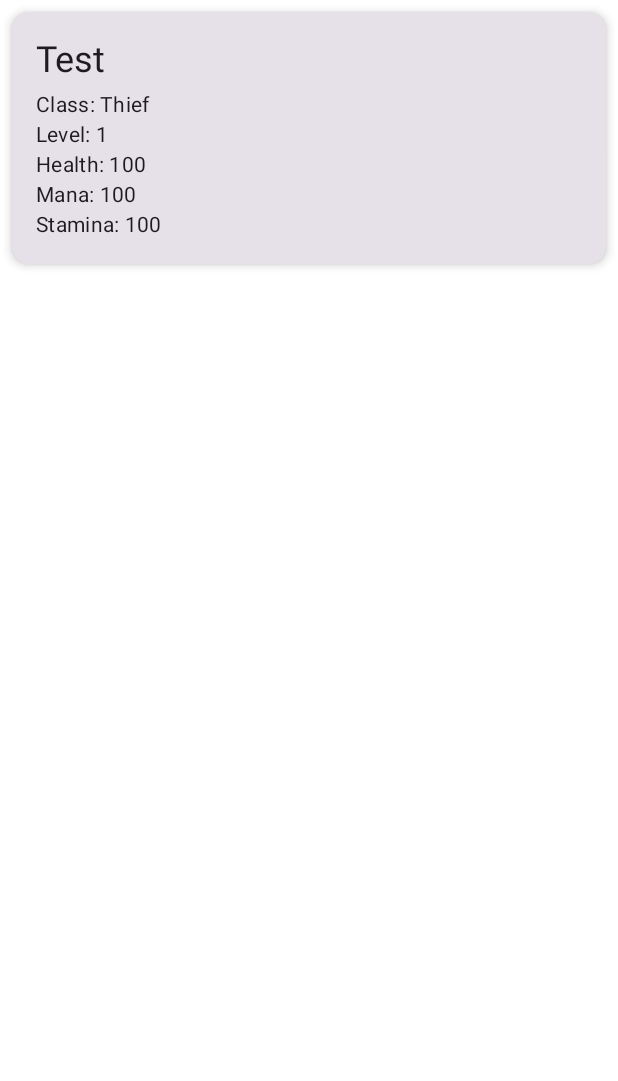
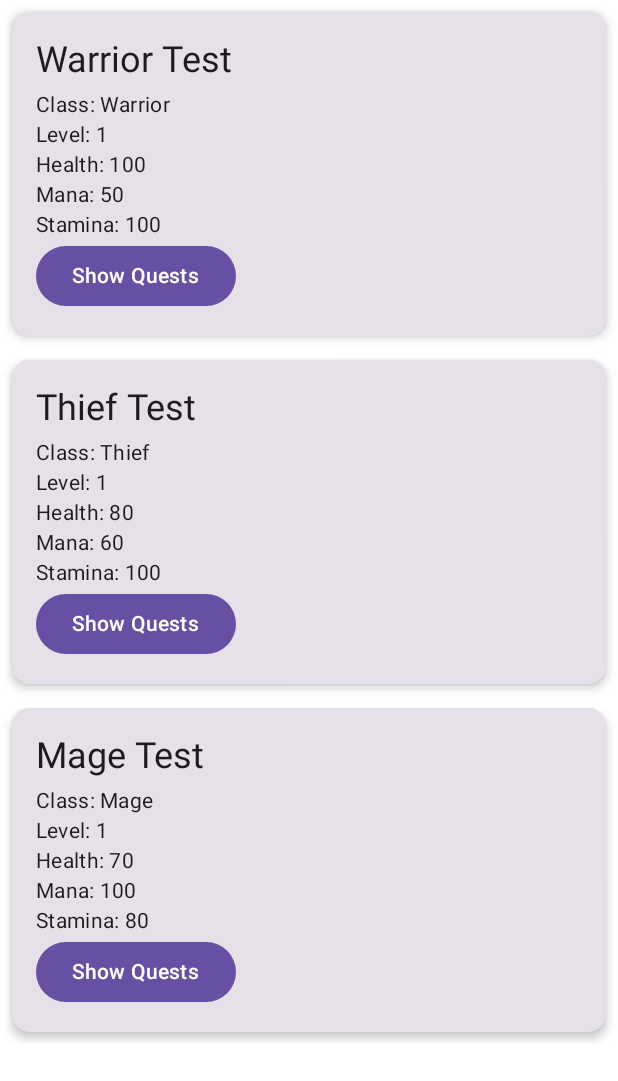
Before and after one commit to cstrerath/Uncover, an Android app built with Jetpack Compose: the screen it shows after launch (DatabaseActivity), after a tap on "View Character List", on a phone screen of 412 x 824 dp. Shown: the top 1081 px of the screen. Run offline under Robolectric (Android 15) with nearby library versions, the phone set to English and light mode, and no system bars; our stand-ins replace Room's generated code.

Commit message:
fix: add missing parts from previous commit

```diff
--- a/app/build.gradle
+++ b/app/build.gradle
@@ -65,6 +65,8 @@ dependencies {
     implementation libs.material
     implementation libs.androidx.activity
     implementation libs.androidx.constraintlayout
+    implementation libs.androidx.splashscreen
+    implementation(libs.androidx.lifecycle.viewmodel.compose)
     testImplementation libs.junit
     androidTestImplementation libs.androidx.junit
     androidTestImplementation libs.androidx.espresso.core
--- a/app/src/main/java/com/github/cstrerath/uncover/DatabaseActivity.kt
+++ b/app/src/main/java/com/github/cstrerath/uncover/DatabaseActivity.kt
@@ -1,5 +1,6 @@
 package com.github.cstrerath.uncover
 
+import QuestViewModel
 import android.os.Bundle
 import androidx.activity.ComponentActivity
 import androidx.activity.compose.setContent
@@ -11,8 +12,9 @@ import androidx.compose.runtime.*
 import androidx.compose.ui.Modifier
 import androidx.compose.ui.platform.LocalContext
 import androidx.compose.ui.unit.dp
-import androidx.lifecycle.lifecycleScope
-import kotlinx.coroutines.launch
+import androidx.lifecycle.viewmodel.compose.viewModel
+
+
 
 
 class DatabaseActivity : ComponentActivity() {
@@ -45,7 +47,12 @@ fun CharacterListScreen() {
 }
 
 @Composable
-fun CharacterItem(character: GameCharacter) {
+fun CharacterItem(character: GameCharacter, viewModel: QuestViewModel = viewModel()) {
+    var showQuests by remember { mutableStateOf(false) }
+    val quests by viewModel.quests.collectAsState()
+    val questSteps by viewModel.questSteps.collectAsState()
+    val context = LocalContext.current
+
     Card(
         modifier = Modifier
             .fillMaxWidth()
@@ -62,6 +69,41 @@ fun CharacterItem(character: GameCharacter) {
             Text(text = "Health: ${character.health}", style = MaterialTheme.typography.bodyMedium)
             Text(text = "Mana: ${character.mana}", style = MaterialTheme.typography.bodyMedium)
             Text(text = "Stamina: ${character.stamina}", style = MaterialTheme.typography.bodyMedium)
+
+            Button(
+                onClick = {
+                    showQuests = !showQuests
+                    if (showQuests) {
+                        viewModel.loadQuestsForCharacter(1) // Lädt Quest 1
+                    }
+                }
+            ) {
+                Text(if (showQuests) "Hide Quests" else "Show Quests")
+            }
+
+            if (showQuests) {
+                Spacer(modifier = Modifier.height(8.dp))
+                Text(
+                    text = "Available Quests:",
+                    style = MaterialTheme.typography.titleMedium
+                )
+                quests.forEach { quest ->
+                    val relevantStep = questSteps.find { it.questId == quest.questId && it.stepType == StepType.INITIAL }
+                    val questText = when(character.characterClass) {
+                        "Warrior" -> relevantStep?.warriorVariantKey
+                        "Thief" -> relevantStep?.thiefVariantKey
+                        "Mage" -> relevantStep?.mageVariantKey
+                        else -> null
+                    }
+                    if (questText != null) {
+                        Text(
+                            text = context.getString(context.resources.getIdentifier(questText, "string", context.packageName)),
+                            style = MaterialTheme.typography.bodyMedium,
+                            modifier = Modifier.padding(vertical = 4.dp)
+                        )
+                    }
+                }
+            }
         }
     }
 }
--- a/app/src/main/java/com/github/cstrerath/uncover/DatabaseInitializer.kt
+++ b/app/src/main/java/com/github/cstrerath/uncover/DatabaseInitializer.kt
@@ -13,16 +13,102 @@ class DatabaseInitializer(private val context: Context) {
         if (!isDatabaseInitialized()) {
             withContext(Dispatchers.IO) {
                 val database = AppDatabase.getInstance(context)
-                val dao = database.gameCharacterDao()
 
-                val initialCharacters = listOf(
-                    GameCharacter("1", "Test", 1, 0, 100, 100, 100, "Thief")
-                )
+                initializeCharacters(database)
 
-                initialCharacters.forEach { character -> dao.insertCharacter(character)}
+                initializeQuests(database)
 
                 setDatabaseInitialized()
             }
+        }
+    }
+
+    private suspend fun initializeQuests(database: AppDatabase) {
+        val questDao = database.questDao()
+        val questStepDao = database.questStepDao()
+
+        // Quest 1
+        val quest1 = Quest(
+            questId = 1,
+            questSequence = 1,
+            resourceKey = "quest_1",
+            startLocationId = 1,  // Startstadt
+            questLocationId = 2,  // Mine
+            endLocationId = 1     // Zurück zur Stadt
+        )
+        questDao.insertQuest(quest1)
+
+        // Quest 1 Steps
+        val quest1Initial = QuestStep(
+            stepId = 1,
+            questId = 1,
+            stepType = StepType.INITIAL,
+            warriorVariantKey = "quest_1_warrior_initial",
+            thiefVariantKey = "quest_1_thief_initial",
+            mageVariantKey = "quest_1_mage_initial"
+        )
+
+        val quest1Solution = QuestStep(
+            stepId = 2,
+            questId = 1,
+            stepType = StepType.SOLUTION,
+            warriorVariantKey = "quest_1_warrior_solution",
+            thiefVariantKey = "quest_1_thief_solution",
+            mageVariantKey = "quest_1_mage_solution"
+        )
+
+        val quest1Completion = QuestStep(
+            stepId = 3,
+            questId = 1,
+            stepType = StepType.COMPLETION,
+            warriorVariantKey = "quest_1_warrior_completion",
+            thiefVariantKey = "quest_1_thief_completion",
+            mageVariantKey = "quest_1_mage_completion"
+        )
+
+        questStepDao.insertQuestStep(quest1Initial)
+        questStepDao.insertQuestStep(quest1Solution)
+        questStepDao.insertQuestStep(quest1Completion)
+    }
+
+    private suspend fun initializeCharacters(database: AppDatabase) {
+        val dao = database.gameCharacterDao()
+
+        val testCharacters = listOf(
+            GameCharacter(
+                id = "warrior_1",
+                name = "Warrior Test",
+                level = 1,
+                experience = 0,
+                health = 100,
+                mana = 50,
+                stamina = 100,
+                characterClass = "Warrior"
+            ),
+            GameCharacter(
+                id = "thief_1",
+                name = "Thief Test",
+                level = 1,
+                experience = 0,
+                health = 80,
+                mana = 60,
+                stamina = 100,
+                characterClass = "Thief"
+            ),
+            GameCharacter(
+                id = "mage_1",
+                name = "Mage Test",
+                level = 1,
+                experience = 0,
+                health = 70,
+                mana = 100,
+                stamina = 80,
+                characterClass = "Mage"
+            )
+        )
+
+        testCharacters.forEach { character ->
+            dao.insertCharacter(character)
         }
     }
 
--- /dev/null
+++ b/app/src/main/java/com/github/cstrerath/uncover/QuestViewModel.kt
@@ -0,0 +1,26 @@
+import android.app.Application
+import androidx.lifecycle.AndroidViewModel
+import androidx.lifecycle.viewModelScope
+import com.github.cstrerath.uncover.AppDatabase
+import com.github.cstrerath.uncover.Quest
+import com.github.cstrerath.uncover.QuestStep
+import kotlinx.coroutines.Dispatchers
+import kotlinx.coroutines.flow.MutableStateFlow
+import kotlinx.coroutines.flow.asStateFlow
+import kotlinx.coroutines.launch
+
+class QuestViewModel(application: Application) : AndroidViewModel(application) {
+    private val _quests = MutableStateFlow<List<Quest>>(emptyList())
+    val quests = _quests.asStateFlow()
+
+    private val _questSteps = MutableStateFlow<List<QuestStep>>(emptyList())
+    val questSteps = _questSteps.asStateFlow()
+
+    fun loadQuestsForCharacter(questId: Int) {
+        viewModelScope.launch(Dispatchers.IO) {
+            val database = AppDatabase.getInstance(getApplication())
+            _quests.value = database.questDao().getAllQuests()
+            _questSteps.value = database.questStepDao().getStepsForQuest(questId)
+        }
+    }
+}
--- a/gradle/libs.versions.toml
+++ b/gradle/libs.versions.toml
@@ -15,6 +15,8 @@ activity = "1.9.3"
 constraintlayout = "2.2.0"
 room = "2.6.1"
 ksp = "1.9.0-1.0.13"
+splashscreen = "1.0.1"
+lifecycle-viewmodel-compose = "2.8.7"
 
 [libraries]
 androidx-core-ktx = { group = "androidx.core", name = "core-ktx", version.ref = "coreKtx" }
@@ -39,6 +41,8 @@ androidx-constraintlayout = { group = "androidx.constraintlayout", name = "const
 androidx-room-runtime = { group = "androidx.room", name = "room-runtime", version.ref = "room" }
 androidx-room-compiler = { group = "androidx.room", name = "room-compiler", version.ref = "room" }
 androidx-room-ktx = { group = "androidx.room", name = "room-ktx", version.ref = "room" }
+androidx-splashscreen = { group = "androidx.core", name = "core-splashscreen", version.ref = "splashscreen" }
+androidx-lifecycle-viewmodel-compose = { group = "androidx.lifecycle", name = "lifecycle-viewmodel-compose", version.ref = "lifecycle-viewmodel-compose" }
 
 [plugins]
 android-application = { id = "com.android.application", version.ref = "agp" }
```
Also changed, not shown: app/src/main/res/values/strings.xml (+13 -0 lines).
